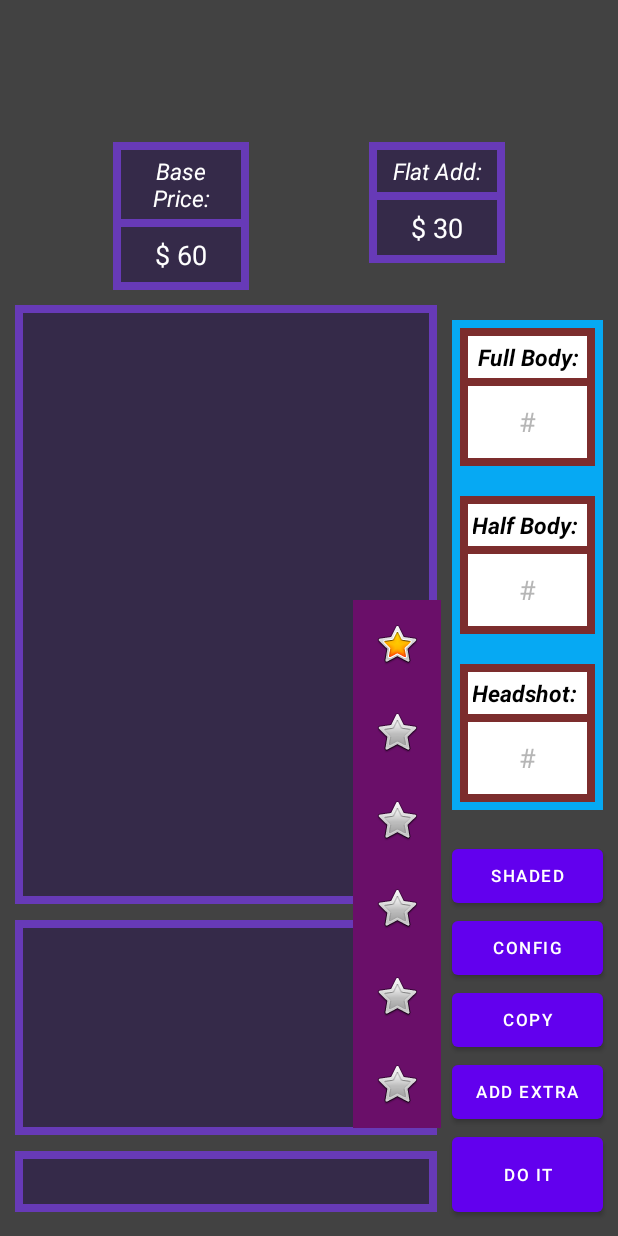
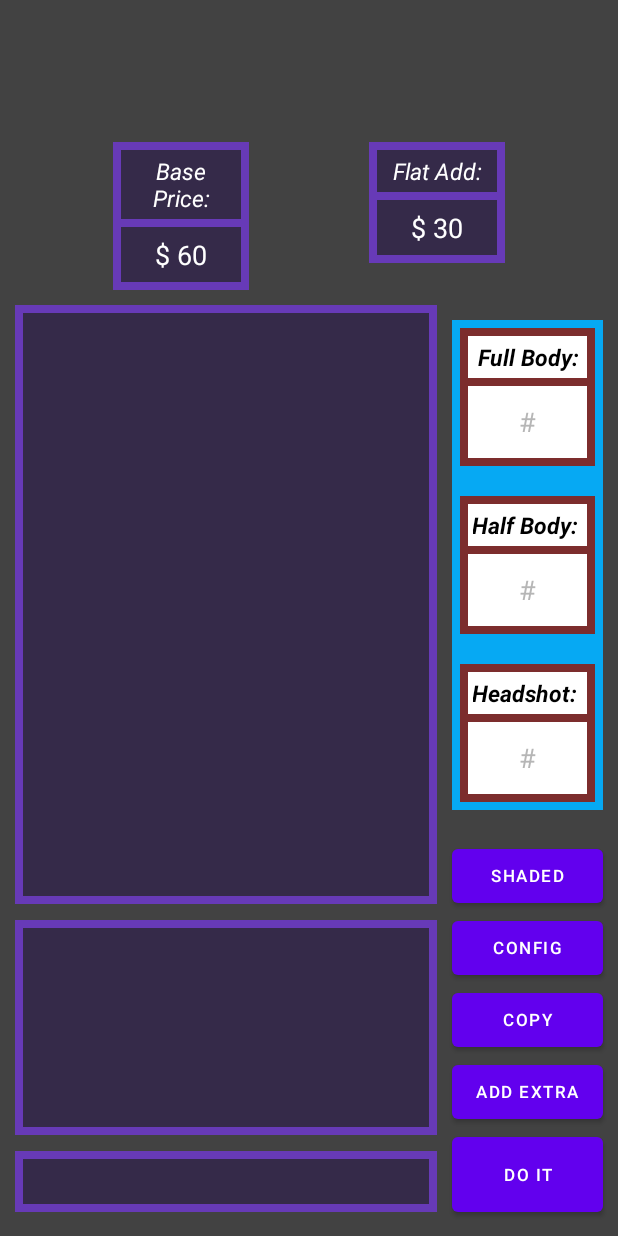
Before and after one commit to CJtr2/SharpComissionCalc, an Android app: the screen it shows after launch (MainActivity), after a tap on an icon or button, on a phone screen of 412 x 824 dp. Run offline under Robolectric (Android 15) with nearby library versions, the phone set to English and light mode, and no system bars; 2 other taps on this screen came first.

```diff
--- a/app/src/main/java/com/example/comissioncalc/MainActivity.java
+++ b/app/src/main/java/com/example/comissioncalc/MainActivity.java
@@ -415,5 +415,8 @@ public class MainActivity extends AppCompatActivity {
                 shadeArray[i].setImageDrawable(ResourcesCompat.getDrawable(this.getResources(), android.R.drawable.btn_star_big_off, null));
             }
         }
+
+        updatePriceText();
+        shdCtn.setVisibility(View.INVISIBLE);
     }
 }
```
